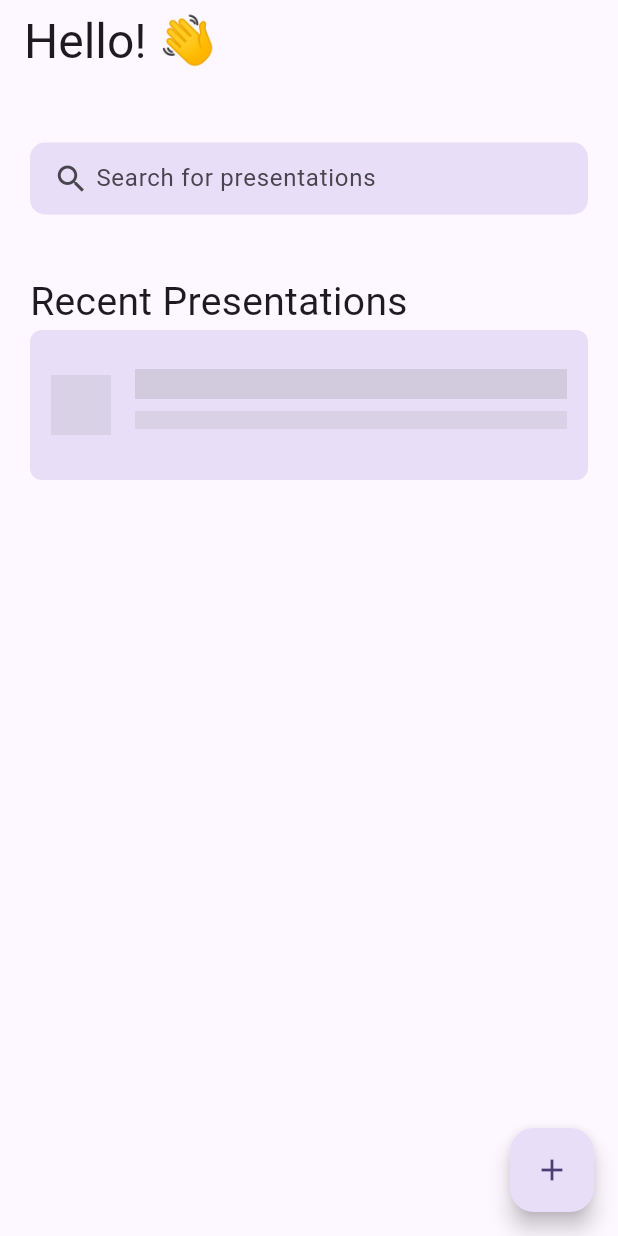
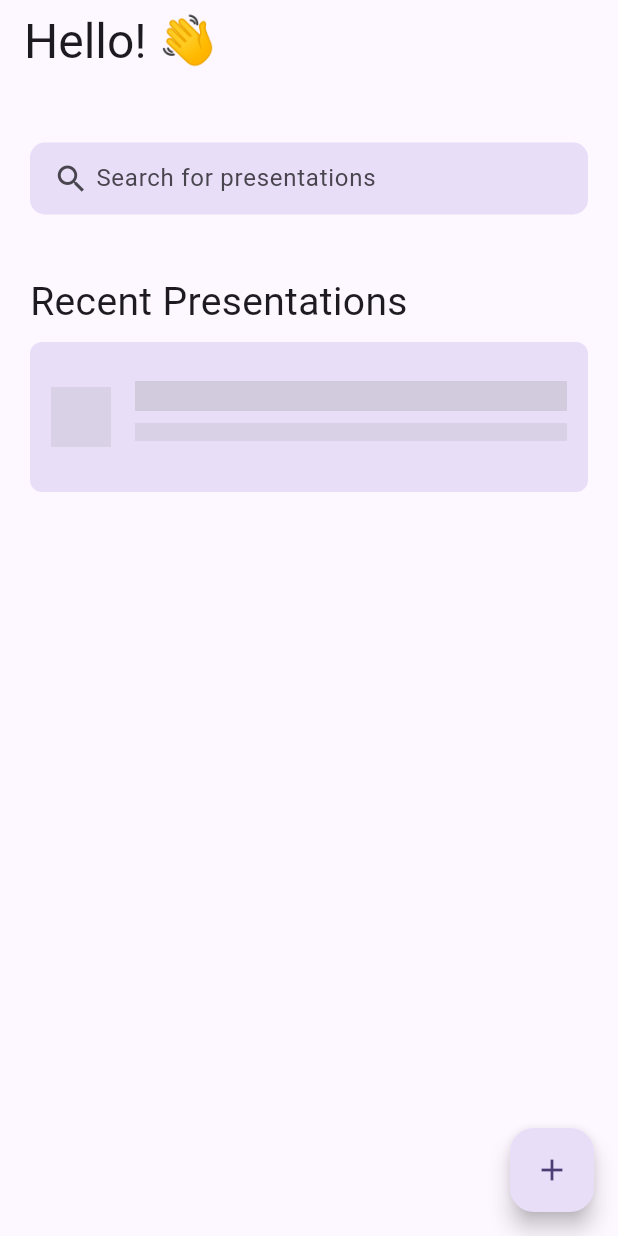
Before and after one commit to fabian-kho/zoom_lite, a Flutter app: the screen it shows after launch, on a phone screen of 412 x 824 dp. Run offline on Flutter 3.47's test engine with Material 2 defaults, Android fonts, the phone set to English and light mode, and no system bars; our stand-ins replace file_picker, firebase_core, firebase_database, firebase_storage; missing offline and left inert: pdf_render; accounts and stored records are empty.

```diff
--- a/lib/pages/landing_page.dart
+++ b/lib/pages/landing_page.dart
@@ -150,7 +150,7 @@ class _LandingPageState extends State<LandingPage> {
                 if (filteredPresentations.isEmpty) {
                   // Show skeleton item
                   return Container(
-                    margin: const EdgeInsets.symmetric(horizontal: 20),
+                    margin: const EdgeInsets.symmetric(horizontal: 20, vertical: 8),
                     child: ListTile(
                       contentPadding: const EdgeInsets.all(14),
                       shape: const RoundedRectangleBorder(
```
